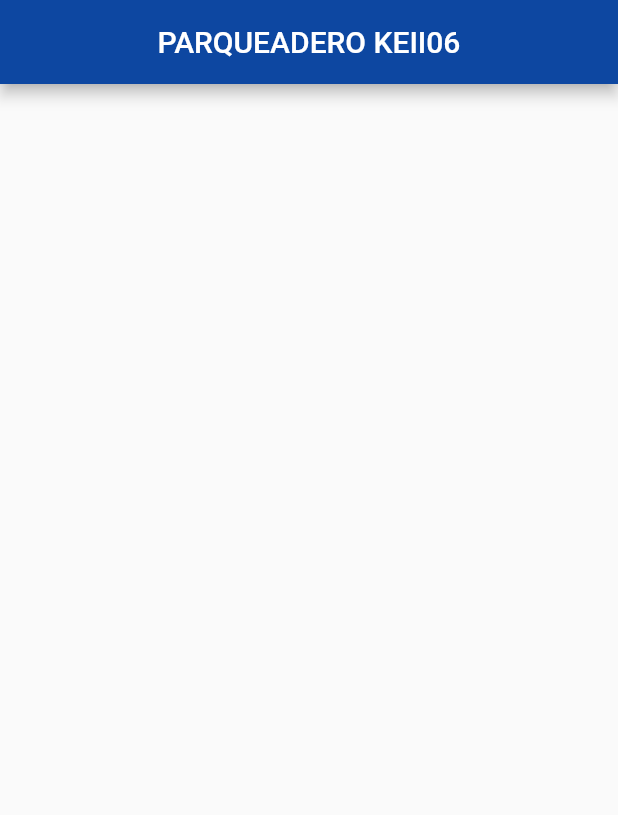
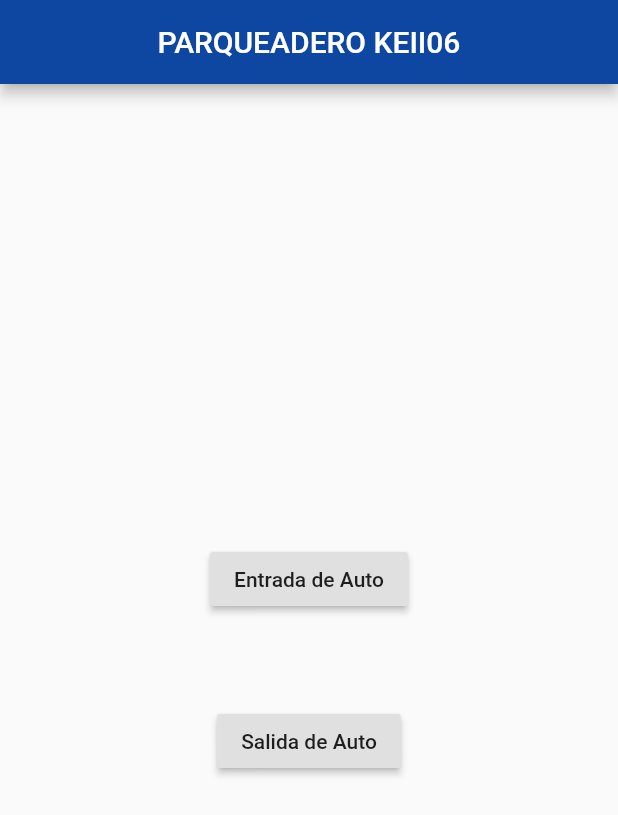
Before and after one commit to semillasbabel/keiler_parqueadero, a Flutter app: the screen it shows after launch, on a phone screen of 412 x 824 dp. Shown: the top 815 px of the screen. Run offline on Flutter 3.47's test engine with Material 2 defaults, Android fonts, the phone set to English and light mode, and no system bars.

Commit message:
UI MainView Lista

```diff
--- a/lib/Views/MainView.dart
+++ b/lib/Views/MainView.dart
@@ -1,4 +1,4 @@
-// ignore_for_file: file_names
+// ignore_for_file: file_names, deprecated_member_use
 
 import 'package:flutter/material.dart';
 
@@ -13,11 +13,40 @@ class _MainViewState extends State<MainView> {
   @override
   Widget build(BuildContext context) {
     return Scaffold(
+      //........................
       appBar: AppBar(
         backgroundColor: Colors.blue.shade900,
         title: const Text("PARQUEADERO KEII06"),
         centerTitle: true,
       ),
+      //........................
+      body: SizedBox(
+        width: double.infinity,
+        child: Column(mainAxisAlignment: MainAxisAlignment.center, children: [
+          //--------------------
+          RaisedButton(
+            child: const Text("Entrada de Auto"),
+            onPressed: () {
+              _entradaAuto(context);
+            },
+          ),
+          //--------------------
+          const SizedBox(height: 60),
+          //--------------------
+          RaisedButton(
+            child: const Text("Salida de Auto"),
+            onPressed: () {
+              _salidaAuto(context);
+            },
+          ),
+          //--------------------
+        ]),
+      ),
+      //........................
     );
   }
 }
+
+void _salidaAuto(BuildContext context) {}
+
+void _entradaAuto(BuildContext context) {}
```
